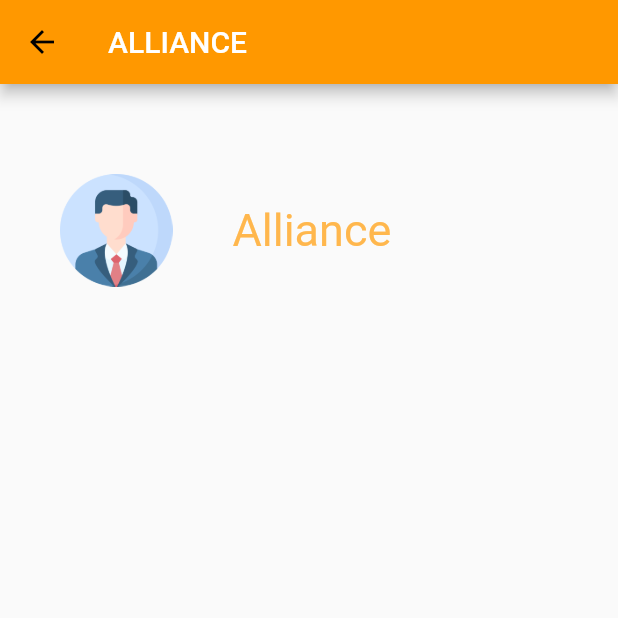
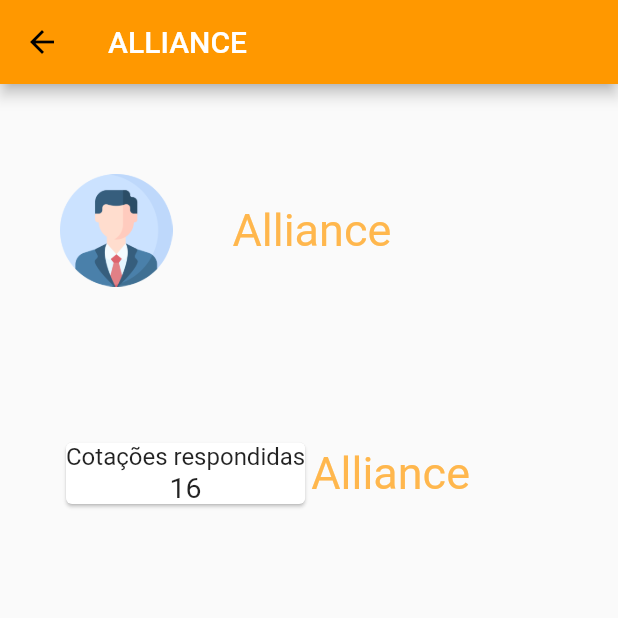
Before and after one commit to ThiagoBertoldi/alliance, a Flutter app: the HomePage_InfoCadastradas screen opened directly, on a phone screen of 412 x 824 dp, the top half of it. Run offline on Flutter 3.47's test engine with Material 2 defaults, Android fonts, the phone set to English and light mode, and no system bars; our stand-ins replace cloud_firestore, firebase_auth, firebase_core, flutter_staggered_animations; accounts and stored records are empty.

Commit message:
usuário

```diff
--- a/lib/app/views/homePage_InfoCadastradas.dart
+++ b/lib/app/views/homePage_InfoCadastradas.dart
@@ -72,6 +72,39 @@ class _HomePageState_InfoCadastradas extends State<HomePage_InfoCadastradas> {
                         ),
                       ],
                     )),
+                Container(
+                    padding: new EdgeInsets.all(40),
+                    child: Row(
+                      children: [
+                        Container(
+                          child: Card(
+                            child: Container(
+                              child: Column(
+                                crossAxisAlignment: CrossAxisAlignment.center,
+                                mainAxisAlignment: MainAxisAlignment.center,
+                                children: [
+                                  Text(
+                                    'Cotações respondidas',
+                                    style: TextStyle(fontSize: 16),
+                                  ),
+                                  Text(
+                                    '16',
+                                    style: TextStyle(fontSize: 19),
+                                  ),
+                                ],
+                              ),
+                            ),
+                          ),
+                        ),
+                        Container(
+                          child: Center(
+                              child: Text("Alliance",
+                                  style: TextStyle(
+                                      fontSize: 30,
+                                      color: Colors.orange[300]))),
+                        ),
+                      ],
+                    )),
               ],
             ),
           )
```
